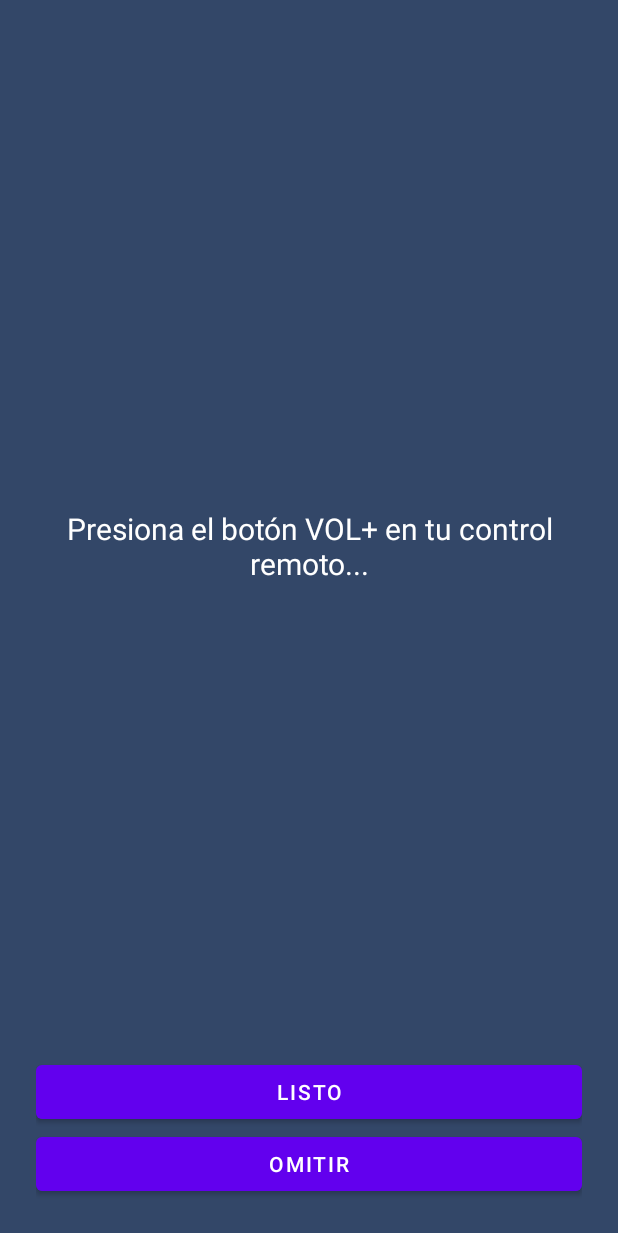
After one commit to maxilamano/irremote, an Android app: the layout fragment_sync.xml on its own in the app's theme, with its tools: preview values and no code run, on a phone screen of 412 x 824 dp. The commit adds this screen. Shown: the top 1233 px of the screen. Run offline under Robolectric (Android 15) with nearby library versions, the phone set to English and light mode, and no system bars.

Commit message:
sync menu

```diff
--- /dev/null
+++ b/app/src/main/res/layout/fragment_sync.xml
@@ -0,0 +1,40 @@
+<?xml version="1.0" encoding="utf-8"?>
+<androidx.constraintlayout.widget.ConstraintLayout
+    xmlns:android="http://schemas.android.com/apk/res/android"
+    xmlns:app="http://schemas.android.com/apk/res-auto"
+    android:layout_width="match_parent"
+    android:layout_height="match_parent"
+    android:padding="24dp"
+    android:background="#334768">
+
+    <TextView
+        android:id="@+id/instructionText"
+        android:layout_width="0dp"
+        android:layout_height="wrap_content"
+        android:text="Presiona el botón VOL+ en tu control remoto..."
+        android:textSize="20sp"
+        android:textColor="#FFFFFF"
+        android:textAlignment="center"
+        app:layout_constraintTop_toTopOf="parent"
+        app:layout_constraintBottom_toTopOf="@+id/confirmButton"
+        app:layout_constraintStart_toStartOf="parent"
+        app:layout_constraintEnd_toEndOf="parent" />
+
+    <Button
+        android:id="@+id/confirmButton"
+        android:layout_width="0dp"
+        android:layout_height="wrap_content"
+        android:text="Listo"
+        app:layout_constraintBottom_toTopOf="@+id/skipButton"
+        app:layout_constraintStart_toStartOf="parent"
+        app:layout_constraintEnd_toEndOf="parent" />
+
+    <Button
+        android:id="@+id/skipButton"
+        android:layout_width="0dp"
+        android:layout_height="wrap_content"
+        android:text="Omitir"
+        app:layout_constraintBottom_toBottomOf="parent"
+        app:layout_constraintStart_toStartOf="parent"
+        app:layout_constraintEnd_toEndOf="parent" />
+</androidx.constraintlayout.widget.ConstraintLayout>
--- a/app/src/main/res/navigation/mobile_navigation.xml
+++ b/app/src/main/res/navigation/mobile_navigation.xml
@@ -21,6 +21,12 @@
         android:name="com.iot.irremote.ui.login.LoginFragment"
         android:label="fragment_login"
         tools:layout="@layout/fragment_login" />
+    <fragment
+        android:id="@+id/navigation_sync"
+        android:name="com.iot.irremote.ui.sync.SyncFragment"
+        android:label="Sincronizar"
+        tools:layout="@layout/fragment_sync" />
+
 
 
 </navigation>
```
Also changed, not shown: app/src/main/java/com/iot/irremote/ui/dashboard/DashboardFragment.kt (+14 -7 lines), app/src/main/java/com/iot/irremote/ui/sync/SyncFragment.kt (added, +69 -0 lines).
